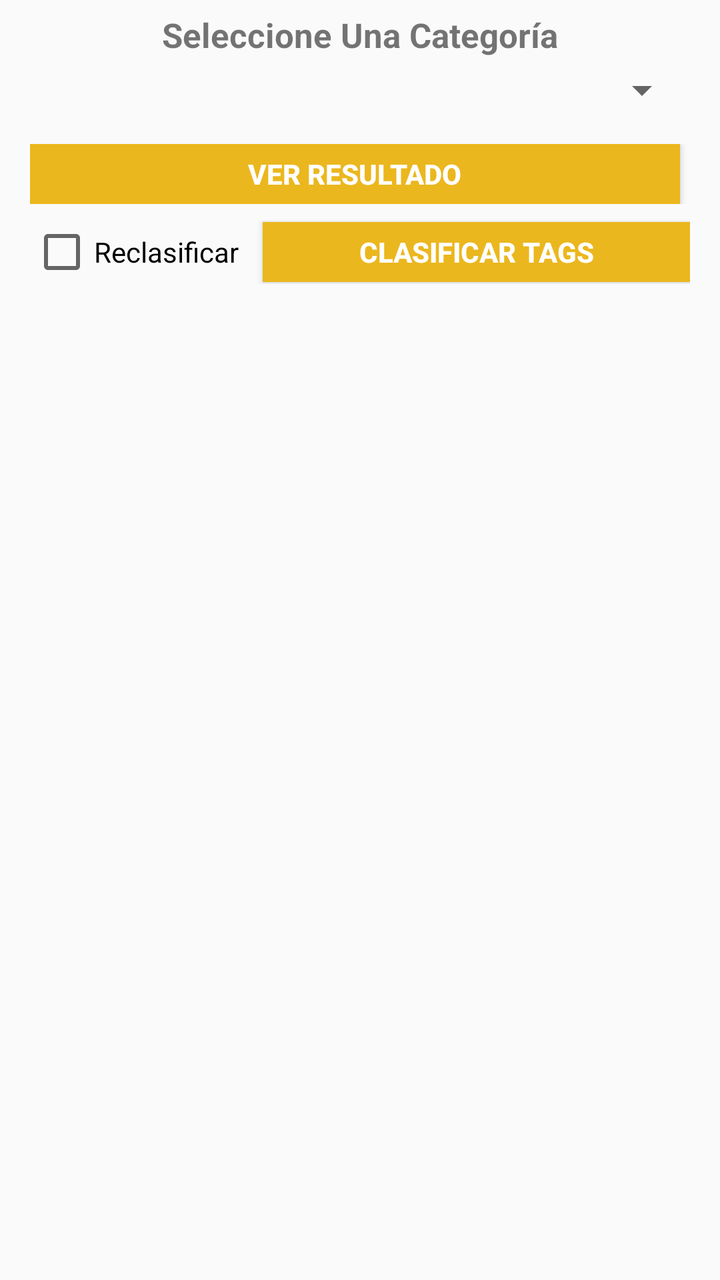
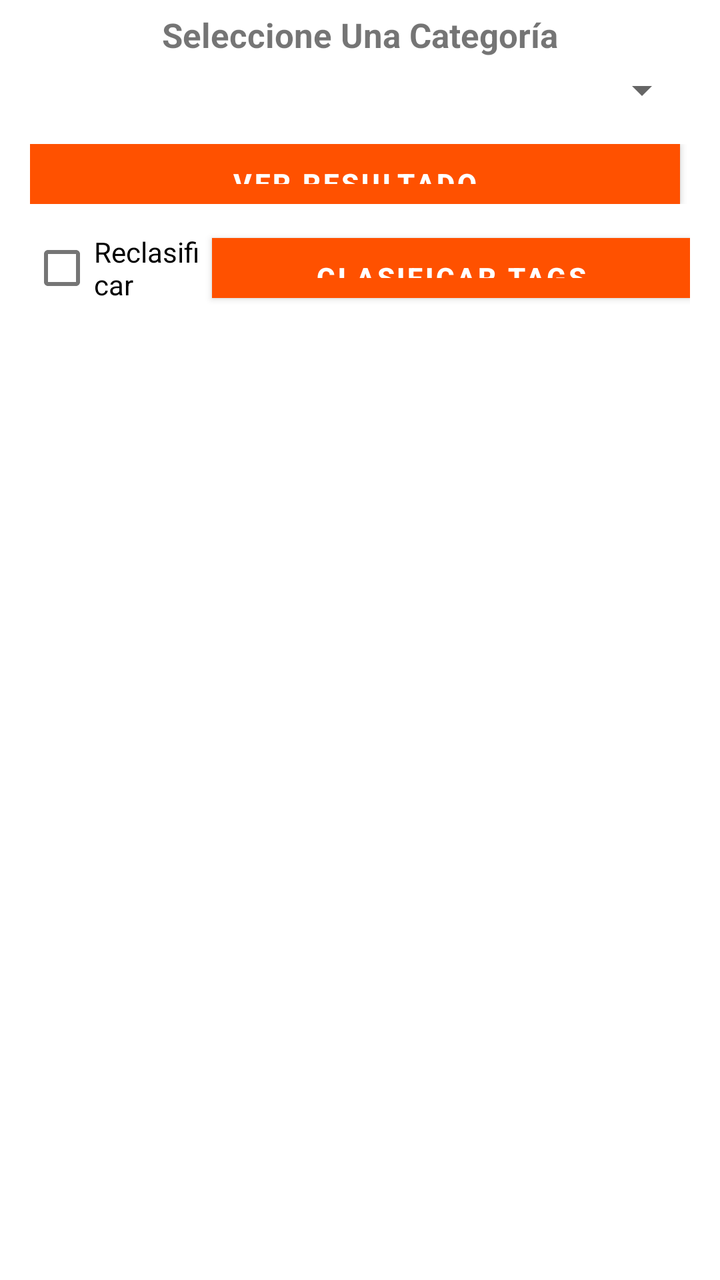

Two renders of the same Android screen: before a commit and after it. Below are the layout's source before the change and the commit's diff.
<!-- AndroidManifest.xml: application theme AppTheme -->
<!-- res/layout/activity_clasificar_tags.xml -->
<?xml version="1.0" encoding="utf-8"?>
<android.support.constraint.ConstraintLayout
    xmlns:android="http://schemas.android.com/apk/res/android" android:layout_width="match_parent"
    android:layout_height="match_parent">

    <LinearLayout
        android:id="@+id/ClasificarTags"
        android:layout_width="match_parent"
        android:layout_centerHorizontal="true"
        android:layout_height="match_parent"
        android:layout_marginBottom="5dp"
        android:orientation="vertical"
        >

        <RelativeLayout
            android:layout_width="match_parent"
            android:layout_height="6dp"
            android:text="█ ■ █ ■ █"
            />

        <LinearLayout
            android:layout_height = "wrap_content"
            android:layout_width  = "match_parent"
            android:orientation   = "vertical"
            android:layout_marginLeft="15dp"
            android:gravity="center"
            android:layout_marginRight="15dp"
            >
            <TextView
                android:id="@+id/textView6"
                android:layout_width="wrap_content"
                android:layout_height="27dp"
                android:layout_weight="1"
                android:text="Seleccione Una Categoría"
                android:layout_centerInParent="true"
                android:textAlignment="center"
                android:textSize="17dp"
                android:textStyle="bold"
                />

            <LinearLayout
                android:layout_width="match_parent"
                android:layout_height="wrap_content"
                android:gravity="center"
                android:layout_centerHorizontal="true"
                android:orientation="horizontal"
                >

                <Spinner
                    android:id="@+id/cmbTagCategoria"
                    android:layout_width="wrap_content"
                    android:layout_height="wrap_content"
                    android:layout_weight="5"
                    android:ems="10"/>
            </LinearLayout>
        </LinearLayout>

        <RelativeLayout
            android:layout_height = "15dp"
            android:layout_width  = "match_parent"
            android:text          = "█ ■ █ ■ █"
            android:layout_marginLeft="15dp"
            android:layout_marginRight="15dp"/>
        <LinearLayout
            android:layout_height = "wrap_content"
            android:layout_width  = "match_parent"
            android:orientation   = "vertical"
            android:layout_marginLeft="15dp"
            android:gravity="center"
            android:layout_marginRight="15dp"
            >

            <LinearLayout
                android:layout_width="match_parent"
                android:layout_height="wrap_content"
                android:gravity="center"
                android:layout_centerHorizontal="true"
                android:orientation="horizontal"
                > <Button
                android:id="@+id/btn_VerResultados"
                android:layout_width="100dp"
                android:layout_height="30dp"
                android:layout_weight="1"
                android:layout_centerInParent="true"
                android:layout_marginRight="5dp"
                android:background="@color/colorPrimary"
                android:text="Ver Resultado"
                android:textColor="@android:color/background_light"
                android:textStyle="bold"></Button>


            </LinearLayout>
        </LinearLayout>
        <RelativeLayout
            android:layout_height = "8dp"
            android:layout_width  = "match_parent"
            android:text          = "█ ■ █ ■ █"
            android:layout_marginLeft="15dp"
            android:layout_marginRight="15dp"/>

        <LinearLayout
            android:layout_height = "wrap_content"
            android:layout_width  = "match_parent"
            android:orientation   = "vertical"
            android:layout_marginLeft="15dp"
            android:gravity="center"
            android:layout_marginRight="15dp"
            >

            <LinearLayout
                android:layout_width="match_parent"
                android:layout_height="wrap_content"
                android:gravity="center"
                android:layout_centerHorizontal="true"
                android:orientation="horizontal"
                >
                <CheckBox
                    android:id="@+id/ckReclasifica"
                    android:layout_width="20dp"
                    android:layout_height="wrap_content"
                    android:text="Reclasificar"
                    android:layout_weight="1" />
                <Button
                    android:id="@+id/btn_Clasificar"
                    android:layout_width="wrap_content"
                    android:layout_height="30dp"
                    android:layout_weight="1"
                    android:layout_centerInParent="true"
                    android:background="@color/colorPrimary"
                    android:text="Clasificar Tags"
                    android:textColor="@android:color/background_light"
                    android:textStyle="bold"
                    ></Button>
            </LinearLayout>
        </LinearLayout>

        <RelativeLayout
            android:layout_height = "15dp"
            android:layout_width  = "match_parent"
            android:text          = "█ ■ █ ■ █"
            android:layout_marginLeft="15dp"
            android:layout_marginRight="15dp"/>

        <LinearLayout
            android:layout_width="match_parent"
            android:layout_height="wrap_content"
            android:orientation="vertical">

            <android.support.v7.widget.RecyclerView
                android:id="@+id/listTags"
                android:layout_width="match_parent"
                android:layout_height="match_parent"
                android:clickable="true"
                android:focusable="true"
                android:layout_weight="1" />

        </LinearLayout>


        <RelativeLayout
            android:layout_width="match_parent"
            android:layout_height="16dp"
            android:text="█ ■ █ ■ █"
            />

    </LinearLayout>



</android.support.constraint.ConstraintLayout>
<!-- resources referenced by this layout -->
<resources>
  <color name="colorPrimary">#EBB71E</color>
  <style name="AppTheme" parent="Base.Theme.AppCompat.Light.DarkActionBar">
          
          <item name="colorPrimary">@color/colorPrimary</item>
          <item name="colorPrimaryDark">@color/colorPrimaryDark</item>
          <item name="colorAccent">@color/colorPrimary</item>
          <item name="android:textColorPrimary">@color/colorAccent</item>
          <item name="colorControlHighlight">@color/colorAccent</item>
      </style>
  <color name="colorPrimaryDark">#CE9D0C</color>
  <color name="colorAccent">#555555</color>
</resources>

<!-- the commit's change to res/layout/activity_clasificar_tags.xml (unified diff, before → after) -->
@@ -1,5 +1,5 @@
 <?xml version="1.0" encoding="utf-8"?>
-<android.support.constraint.ConstraintLayout
+<androidx.constraintlayout.widget.ConstraintLayout
     xmlns:android="http://schemas.android.com/apk/res/android" android:layout_width="match_parent"
     android:layout_height="match_parent">
 
@@ -146,7 +146,7 @@
             android:layout_height="wrap_content"
             android:orientation="vertical">
 
-            <android.support.v7.widget.RecyclerView
+            <androidx.recyclerview.widget.RecyclerView
                 android:id="@+id/listTags"
                 android:layout_width="match_parent"
                 android:layout_height="match_parent"
@@ -167,4 +167,4 @@
 
 
 
-</android.support.constraint.ConstraintLayout>
+</androidx.constraintlayout.widget.ConstraintLayout>
<!-- resource entries referenced after the edit -->
@@ -1,15 +1,20 @@
 <!-- resources referenced by this layout -->
 <resources>
-  <color name="colorPrimary">#EBB71E</color>
-  <style name="AppTheme" parent="Base.Theme.AppCompat.Light.DarkActionBar">
+  <color name="colorPrimary">#FF5100</color>
+  <style name="AppTheme" parent="Theme.MaterialComponents.Light.DarkActionBar">
           
           <item name="colorPrimary">@color/colorPrimary</item>
-          <item name="colorPrimaryDark">@color/colorPrimaryDark</item>
-          <item name="colorAccent">@color/colorPrimary</item>
-          <item name="android:textColorPrimary">@color/colorAccent</item>
+          <item name="colorPrimaryVariant">@color/colorPrimaryDark</item>
+          <item name="colorSecondary">@color/colorAccent</item>
+  
+          
+          <item name="android:textColorPrimary">@color/colorPrimary</item>
           <item name="colorControlHighlight">@color/colorAccent</item>
+  
+          
+          <item name="materialButtonStyle">@style/Widget.MaterialComponents.Button</item>
       </style>
-  <color name="colorPrimaryDark">#CE9D0C</color>
+  <color name="colorPrimaryDark">#FFFFFF</color>
   <color name="colorAccent">#555555</color>
 </resources>
 
